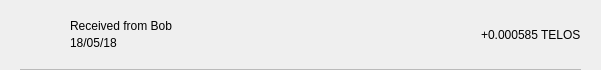
Qt form src/qt/moonet/forms/txrow.ui (phoenixkonsole/MooNET) before a commit.
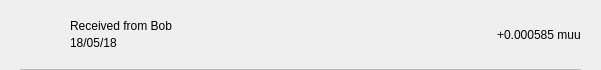
The same form after that commit.

Diff of the .ui file:
```diff
--- a/src/qt/moonet/forms/txrow.ui
+++ b/src/qt/moonet/forms/txrow.ui
@@ -135,7 +135,7 @@
             <string notr="true"/>
            </property>
            <property name="text">
-            <string>+0.000585 TELOS</string>
+            <string>+0.000585 muu</string>
            </property>
           </widget>
          </item>
```
